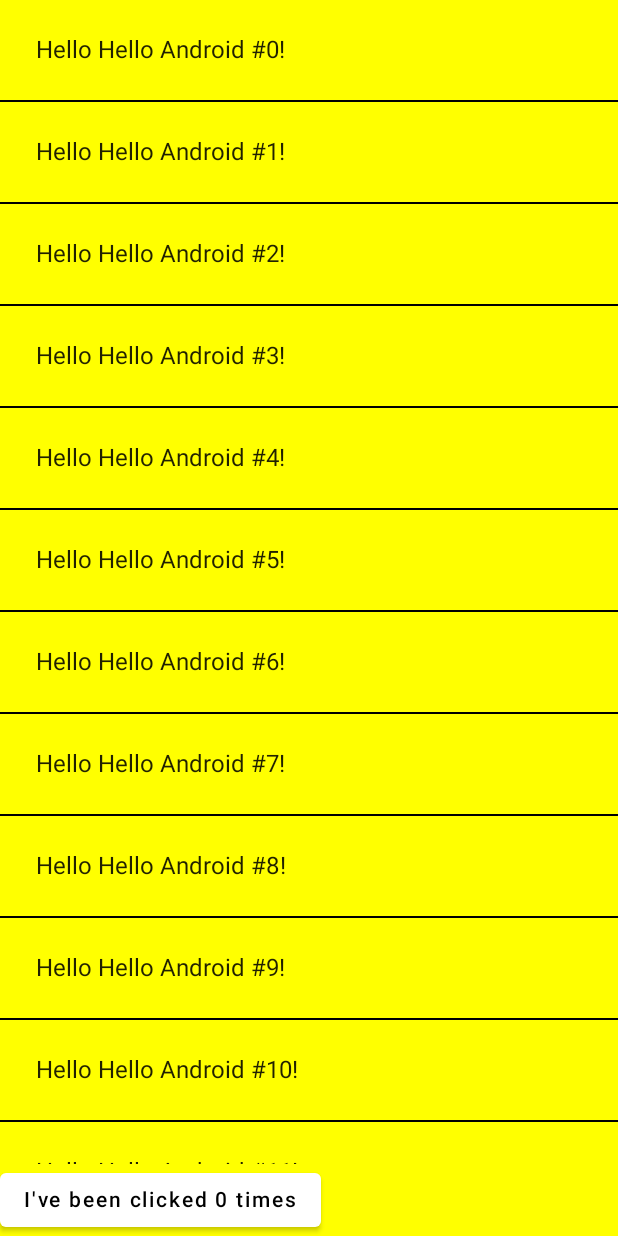
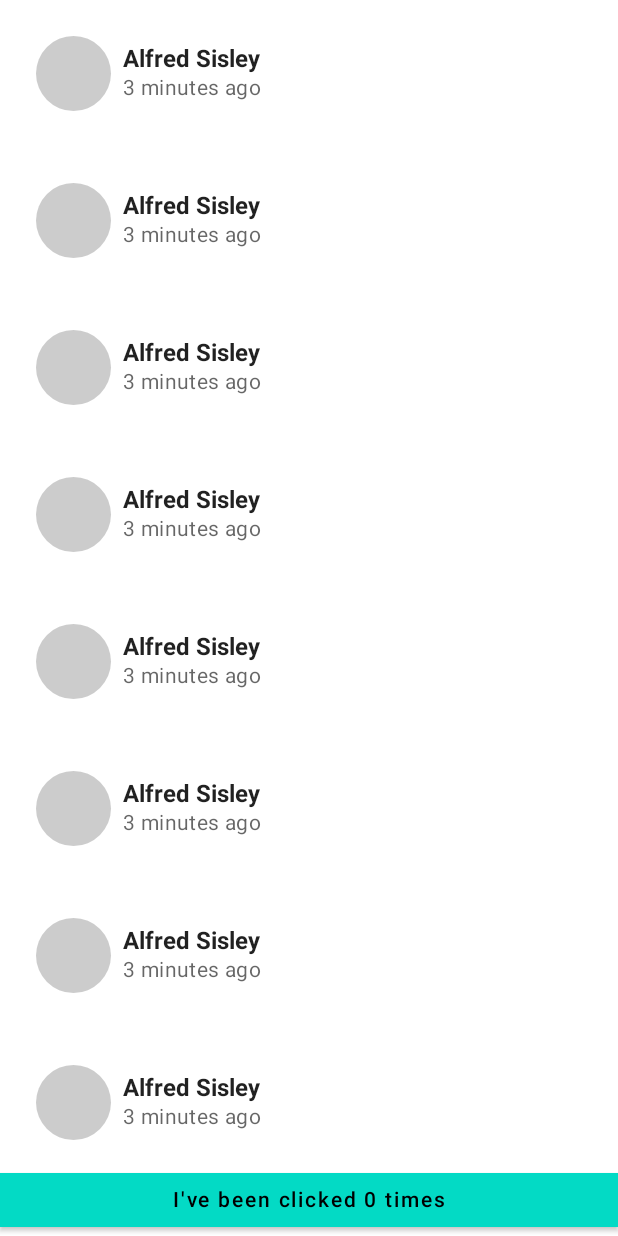
Before and after one commit to alaa13212/Android-Example-App, an Android app built with Jetpack Compose: the screen it shows after launch (MainActivity), on a phone screen of 412 x 824 dp. Run offline under Robolectric (Android 15) with nearby library versions, the phone set to English and light mode, and no system bars.

Commit message:
Refactor components

```diff
--- a/app/src/main/java/me/barrak/exampleapp/MainActivity.kt
+++ b/app/src/main/java/me/barrak/exampleapp/MainActivity.kt
@@ -3,17 +3,10 @@ package me.barrak.exampleapp
 import android.os.*
 import androidx.activity.*
 import androidx.activity.compose.*
-import androidx.compose.animation.*
-import androidx.compose.foundation.*
-import androidx.compose.foundation.layout.*
-import androidx.compose.foundation.lazy.*
-import androidx.compose.material.*
 import androidx.compose.runtime.*
-import androidx.compose.ui.*
-import androidx.compose.ui.graphics.*
 import androidx.compose.ui.tooling.preview.*
-import androidx.compose.ui.unit.*
-import me.barrak.exampleapp.ui.theme.*
+import me.barrak.exampleapp.ui.*
+import me.barrak.exampleapp.ui.screens.*
 
 
 class MainActivity : ComponentActivity() {
@@ -27,60 +20,6 @@ class MainActivity : ComponentActivity() {
     }
 }
 
-@Composable
-fun MyApp(content: @Composable () -> Unit) {
-    AndroidExampleAppTheme {
-        Surface(color = Color.Yellow) {
-            content()
-        }
-    }
-}
-
-@Composable
-fun MyScreenContent(names: List<String> = List(1000) { "Hello Android #$it" }) {
-    val counterState = remember { mutableStateOf(0) }
-
-    Column(modifier = Modifier.fillMaxHeight()) {
-        NameList(names = names, modifier = Modifier.weight(1f))
-        Counter(count = counterState.value, updateCount = { newCount -> counterState.value = newCount })
-    }
-}
-
-@Composable
-private fun NameList(names: List<String>, modifier: Modifier) {
-    LazyColumn(modifier = modifier) {
-        items (items = names) { name ->
-            Greeting(name = name)
-            Divider(color = Color.Black)
-        }
-    }
-}
-
-@Composable
-fun Greeting(name: String) {
-    var isSelected by remember { mutableStateOf(false) }
-    val backgroundColor by animateColorAsState(if (isSelected) Color.Red else Color.Transparent)
-
-    Text(
-        text = "Hello $name!",
-        modifier = Modifier
-            .padding(24.dp)
-            .background(color = backgroundColor)
-            .clickable { isSelected = !isSelected }
-    )
-}
-
-@Composable
-fun Counter(count: Int, updateCount: (Int) -> Unit) {
-    Button(
-        onClick = { updateCount(count + 1) },
-        colors = ButtonDefaults.buttonColors(
-            backgroundColor = if(count > 5) Color.Green else Color.White
-        )
-    ) {
-        Text("I've been clicked $count times")
-    }
-}
 
 @Preview(showBackground = true, name = "Text preview")
 @Composable
--- /dev/null
+++ b/app/src/main/java/me/barrak/exampleapp/ui/MyApp.kt
@@ -0,0 +1,14 @@
+package me.barrak.exampleapp.ui
+
+import androidx.compose.material.*
+import androidx.compose.runtime.*
+import me.barrak.exampleapp.ui.theme.*
+
+@Composable
+fun MyApp(content: @Composable () -> Unit) {
+    AndroidExampleAppTheme {
+        Surface {
+            content()
+        }
+    }
+}
--- /dev/null
+++ b/app/src/main/java/me/barrak/exampleapp/ui/components/Counter.kt
@@ -0,0 +1,35 @@
+package me.barrak.exampleapp.ui.components
+
+import androidx.compose.foundation.layout.*
+import androidx.compose.material.*
+import androidx.compose.runtime.*
+import androidx.compose.ui.*
+import androidx.compose.ui.graphics.*
+import androidx.compose.ui.tooling.preview.*
+import me.barrak.exampleapp.ui.*
+
+@Composable
+fun Counter(count: Int, updateCount: (Int) -> Unit) {
+    Button(
+        onClick = { updateCount(count + 1) },
+        modifier = Modifier
+            .fillMaxWidth(),
+        shape = RectangleShape,
+        colors = ButtonDefaults.buttonColors(
+            backgroundColor = if (count > 5) MaterialTheme.colors.primary else MaterialTheme.colors.secondary
+        )
+    ) {
+        Text("I've been clicked $count times")
+    }
+}
+
+
+
+@Preview
+@Composable
+fun CounterPreview() {
+    MyApp {
+        var count by remember { mutableStateOf(0) }
+        Counter(count = count, updateCount = {newCount -> count = newCount})
+    }
+}
--- /dev/null
+++ b/app/src/main/java/me/barrak/exampleapp/ui/components/NameList.kt
@@ -0,0 +1,27 @@
+package me.barrak.exampleapp.ui.components
+
+import androidx.compose.foundation.layout.*
+import androidx.compose.foundation.lazy.*
+import androidx.compose.runtime.*
+import androidx.compose.ui.*
+import androidx.compose.ui.tooling.preview.*
+import me.barrak.exampleapp.*
+import me.barrak.exampleapp.ui.*
+
+@Composable
+fun NameList(names: List<String>, modifier: Modifier) {
+    LazyColumn(modifier = modifier) {
+        items (items = names) { name ->
+            PhotographerCard()
+        }
+    }
+}
+
+
+@Preview
+@Composable
+fun NameListPreview() {
+    MyApp {
+        NameList(names = List(20) {"Name $it"}, modifier = Modifier.fillMaxHeight())
+    }
+}
--- /dev/null
+++ b/app/src/main/java/me/barrak/exampleapp/ui/components/PhotographerCard.kt
@@ -0,0 +1,53 @@
+package me.barrak.exampleapp
+
+import androidx.compose.foundation.*
+import androidx.compose.foundation.layout.*
+import androidx.compose.foundation.shape.*
+import androidx.compose.material.*
+import androidx.compose.runtime.*
+import androidx.compose.ui.*
+import androidx.compose.ui.draw.*
+import androidx.compose.ui.text.font.*
+import androidx.compose.ui.tooling.preview.*
+import androidx.compose.ui.unit.*
+import me.barrak.exampleapp.ui.*
+
+@Composable
+fun PhotographerCard(modifier: Modifier = Modifier) {
+    Row(
+        modifier
+            .fillMaxWidth()
+            .padding(8.dp)
+            .clip(RoundedCornerShape(4.dp))
+            .background(MaterialTheme.colors.surface)
+            .clickable(onClick = { /* Ignoring onClick */ })
+            .padding(16.dp)
+    ) {
+        Surface(
+            modifier = Modifier.size(50.dp),
+            shape = CircleShape,
+            color = MaterialTheme.colors.onSurface.copy(alpha = 0.2f)
+        ) {
+            // Image goes here
+        }
+        Column(
+            modifier = Modifier
+                .padding(start = 8.dp)
+                .align(Alignment.CenterVertically)
+        ) {
+            Text("Alfred Sisley", fontWeight = FontWeight.Bold)
+            CompositionLocalProvider(LocalContentAlpha provides ContentAlpha.medium) {
+                Text("3 minutes ago", style = MaterialTheme.typography.body2)
+            }
+        }
+    }
+}
+
+
+@Preview
+@Composable
+fun PhotographerCardPreview() {
+    MyApp {
+        PhotographerCard()
+    }
+}
--- /dev/null
+++ b/app/src/main/java/me/barrak/exampleapp/ui/screens/MyScreenContent.kt
@@ -0,0 +1,28 @@
+package me.barrak.exampleapp.ui.screens
+
+import androidx.compose.foundation.layout.*
+import androidx.compose.foundation.lazy.*
+import androidx.compose.runtime.*
+import androidx.compose.ui.*
+import androidx.compose.ui.tooling.preview.*
+import me.barrak.exampleapp.*
+import me.barrak.exampleapp.ui.*
+import me.barrak.exampleapp.ui.components.*
+
+@Composable
+fun MyScreenContent(names: List<String> = List(1000) { "Hello Android #$it" }) {
+    val counterState = remember { mutableStateOf(0) }
+
+    Column(modifier = Modifier.fillMaxHeight()) {
+        NameList(names = names, modifier = Modifier.weight(1f))
+        Counter(count = counterState.value, updateCount = { newCount -> counterState.value = newCount })
+    }
+}
+
+@Preview(showBackground = true, name = "Text preview")
+@Composable
+fun DefaultPreview() {
+    MyApp {
+        MyScreenContent()
+    }
+}
```
